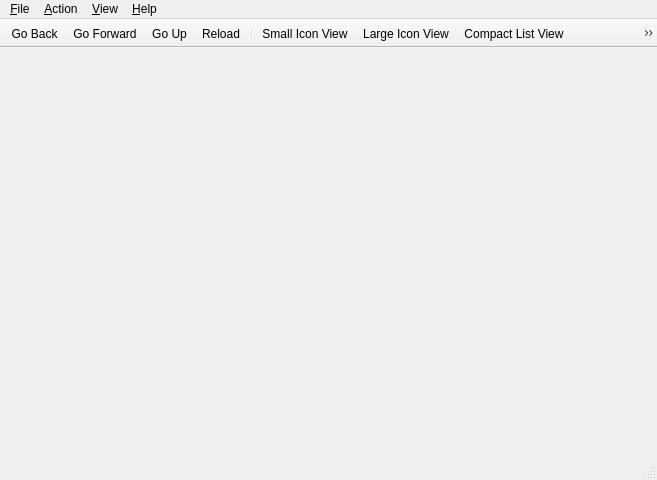
First picture: the form in src/gui/mainwindow.ui, repository august-alt/gpui, before the edit.
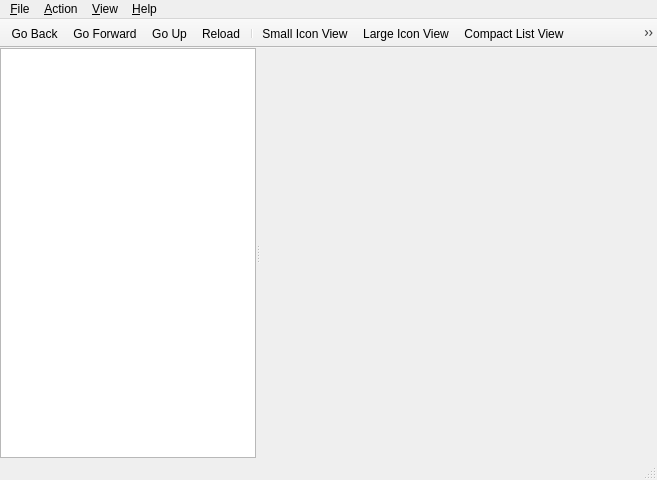
Second picture: the form after the edit. Icons and pictures are not drawn.

Commit message: gui: add tree view and side widget

Patch:
```diff
--- a/src/gui/mainwindow.ui
+++ b/src/gui/mainwindow.ui
@@ -13,7 +13,51 @@
   <property name="windowTitle">
    <string>MainWindow</string>
   </property>
-  <widget class="QWidget" name="centralwidget"/>
+  <widget class="QWidget" name="centralwidget">
+   <layout class="QVBoxLayout" name="verticalLayout">
+    <property name="leftMargin">
+     <number>0</number>
+    </property>
+    <property name="topMargin">
+     <number>0</number>
+    </property>
+    <property name="rightMargin">
+     <number>0</number>
+    </property>
+    <property name="bottomMargin">
+     <number>0</number>
+    </property>
+    <item>
+     <widget class="QSplitter" name="splitter">
+      <property name="sizePolicy">
+       <sizepolicy hsizetype="Expanding" vsizetype="Preferred">
+        <horstretch>2</horstretch>
+        <verstretch>0</verstretch>
+       </sizepolicy>
+      </property>
+      <property name="orientation">
+       <enum>Qt::Horizontal</enum>
+      </property>
+      <widget class="QTreeView" name="treeView">
+       <property name="sizePolicy">
+        <sizepolicy hsizetype="Expanding" vsizetype="Expanding">
+         <horstretch>0</horstretch>
+         <verstretch>0</verstretch>
+        </sizepolicy>
+       </property>
+      </widget>
+      <widget class="QWidget" name="widget" native="true">
+       <property name="sizePolicy">
+        <sizepolicy hsizetype="Expanding" vsizetype="Expanding">
+         <horstretch>2</horstretch>
+         <verstretch>0</verstretch>
+        </sizepolicy>
+       </property>
+      </widget>
+     </widget>
+    </item>
+   </layout>
+  </widget>
   <widget class="QMenuBar" name="menubar">
    <property name="geometry">
     <rect>
```
Left out of the diff: 12 changed lines with no effect on the pictures.
